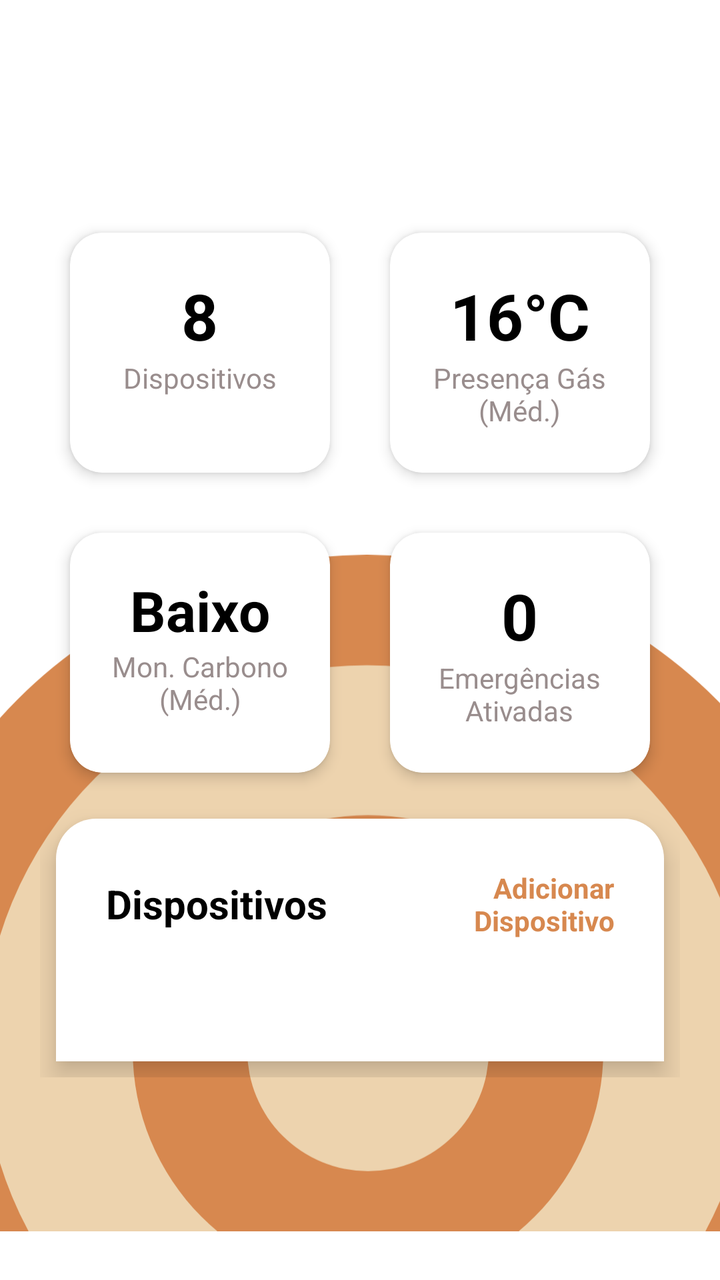
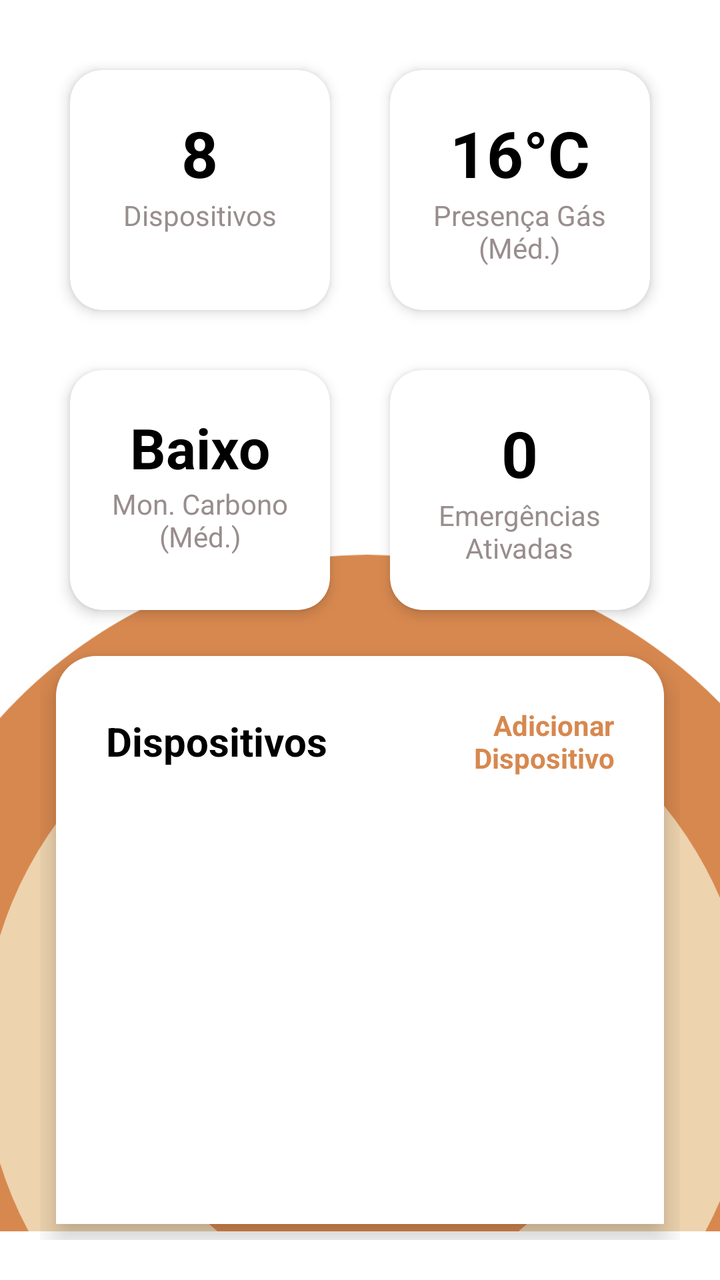

Two renders of the same Android screen: before a commit and after it. Below are the layout's source before the change and the commit's diff.
<!-- AndroidManifest.xml: application theme Theme.GasifyProject -->
<!-- res/layout/fragment_home.xml -->
<?xml version="1.0" encoding="utf-8"?>
<androidx.constraintlayout.widget.ConstraintLayout xmlns:android="http://schemas.android.com/apk/res/android"
    xmlns:app="http://schemas.android.com/apk/res-auto"
    xmlns:tools="http://schemas.android.com/tools"
    android:layout_width="match_parent"
    android:layout_height="match_parent"
    android:background="@color/background">

    <ImageView
        android:id="@+id/imageView2"
        android:layout_width="match_parent"
        android:layout_height="wrap_content"
        app:srcCompat="@drawable/circle_background"
        app:layout_constraintBottom_toBottomOf="parent"
        app:layout_constraintStart_toStartOf="parent"
        app:layout_constraintEnd_toEndOf="parent"/>

    <LinearLayout
        android:orientation="vertical"
        android:layout_width="match_parent"
        android:layout_height="wrap_content"
        app:layout_constraintBottom_toBottomOf="parent"
        app:layout_constraintEnd_toEndOf="parent"
        app:layout_constraintStart_toStartOf="parent"
        app:layout_constraintTop_toTopOf="parent">

        <LinearLayout
            android:layout_width="match_parent"
            android:layout_height="wrap_content"
            android:layout_margin="20dp"
            android:orientation="vertical">

            
            <LinearLayout
                android:layout_width="match_parent"
                android:layout_height="wrap_content"
                android:orientation="horizontal"
                android:weightSum="2">

                
                <com.google.android.material.card.MaterialCardView
                    android:layout_width="0dp"
                    android:layout_height="wrap_content"
                    android:layout_margin="15dp"
                    android:layout_marginEnd="8dp"
                    android:layout_weight="1"
                    android:minHeight="120dp"
                    app:cardBackgroundColor="@color/card"
                    app:cardCornerRadius="16dp"
                    app:cardElevation="4dp"
                    android:outlineSpotShadowColor="@color/shadow_color">

                    <LinearLayout
                        android:layout_width="match_parent"
                        android:layout_height="wrap_content"
                        android:gravity="center"
                        android:orientation="vertical"
                        android:padding="20dp">

                        <TextView
                            android:id="@+id/tvDeviceCount"
                            android:layout_width="wrap_content"
                            android:layout_height="wrap_content"
                            android:text="8"
                            android:textColor="@color/foreground"
                            android:textSize="32sp"
                            android:textStyle="bold" />

                        <TextView
                            android:layout_width="wrap_content"
                            android:layout_height="wrap_content"
                            android:text="Dispositivos"
                            android:textColor="@color/card_foreground"
                            android:textSize="14sp" />
                    </LinearLayout>
                </com.google.android.material.card.MaterialCardView>

                
                <com.google.android.material.card.MaterialCardView
                    android:layout_width="0dp"
                    android:layout_height="wrap_content"
                    android:layout_margin="15dp"
                    android:layout_marginStart="8dp"
                    android:layout_weight="1"
                    android:minHeight="120dp"
                    app:cardBackgroundColor="@color/card"
                    app:cardCornerRadius="16dp"
                    app:cardElevation="4dp"
                    android:outlineSpotShadowColor="@color/shadow_color">

                    <LinearLayout
                        android:layout_width="match_parent"
                        android:layout_height="wrap_content"
                        android:gravity="center"
                        android:orientation="vertical"
                        android:padding="20dp">

                        <TextView
                            android:id="@+id/tvTemperature"
                            android:layout_width="wrap_content"
                            android:layout_height="wrap_content"
                            android:text="16°C"
                            android:textColor="@color/foreground"
                            android:textSize="32sp"
                            android:textStyle="bold" />

                        <TextView
                            android:layout_width="wrap_content"
                            android:layout_height="wrap_content"
                            android:gravity="center"
                            android:text="Presença Gás\n(Méd.)"
                            android:textAlignment="center"
                            android:textColor="@color/card_foreground"
                            android:textSize="14sp" />
                    </LinearLayout>
                </com.google.android.material.card.MaterialCardView>
            </LinearLayout>

            
            <LinearLayout
                android:layout_width="match_parent"
                android:layout_height="wrap_content"
                android:orientation="horizontal"
                android:weightSum="2">

                
                <com.google.android.material.card.MaterialCardView
                    android:layout_width="0dp"
                    android:layout_height="wrap_content"
                    android:layout_margin="15dp"
                    android:layout_marginEnd="8dp"
                    android:layout_weight="1"
                    android:minHeight="120dp"
                    app:cardBackgroundColor="@color/card"
                    app:cardCornerRadius="16dp"
                    app:cardElevation="4dp"
                    android:outlineSpotShadowColor="@color/shadow_color">

                    <LinearLayout
                        android:layout_width="match_parent"
                        android:layout_height="wrap_content"
                        android:gravity="center"
                        android:orientation="vertical"
                        android:padding="20dp">

                        <TextView
                            android:id="@+id/tvCarbonLevel"
                            android:layout_width="wrap_content"
                            android:layout_height="wrap_content"
                            android:text="Baixo"
                            android:textColor="@color/foreground"
                            android:textSize="28sp"
                            android:textStyle="bold" />

                        <TextView
                            android:layout_width="wrap_content"
                            android:layout_height="wrap_content"
                            android:gravity="center"
                            android:text="Mon. Carbono\n(Méd.)"
                            android:textAlignment="center"
                            android:textColor="@color/card_foreground"
                            android:textSize="14sp" />
                    </LinearLayout>
                </com.google.android.material.card.MaterialCardView>

                
                <com.google.android.material.card.MaterialCardView
                    android:layout_width="0dp"
                    android:layout_height="wrap_content"
                    android:layout_margin="15dp"
                    android:layout_marginStart="8dp"
                    android:layout_weight="1"
                    android:minHeight="120dp"
                    app:cardBackgroundColor="@color/card"
                    app:cardCornerRadius="16dp"
                    app:cardElevation="4dp"
                    android:outlineSpotShadowColor="@color/shadow_color">

                    <LinearLayout
                        android:layout_width="match_parent"
                        android:layout_height="wrap_content"
                        android:gravity="center"
                        android:orientation="vertical"
                        android:padding="20dp">

                        <TextView
                            android:id="@+id/tvEmergencyCount"
                            android:layout_width="wrap_content"
                            android:layout_height="wrap_content"
                            android:text="0"
                            android:textColor="@color/foreground"
                            android:textSize="32sp"
                            android:textStyle="bold" />

                        <TextView
                            android:layout_width="wrap_content"
                            android:layout_height="wrap_content"
                            android:gravity="center"
                            android:text="Emergências\nAtivadas"
                            android:textAlignment="center"
                            android:textColor="@color/card_foreground"
                            android:textSize="14sp" />
                    </LinearLayout>
                </com.google.android.material.card.MaterialCardView>
            </LinearLayout>

            
            <LinearLayout
                android:outlineSpotShadowColor="@color/shadow_color"
                android:layout_width="match_parent"
                android:layout_height="wrap_content"
                android:layout_margin="8dp"
                android:background="@drawable/sketch_devices"
                android:elevation="8dp"
                android:orientation="vertical"
                android:padding="25dp">

                <LinearLayout
                    android:layout_width="match_parent"
                    android:layout_height="wrap_content"
                    android:layout_marginBottom="16dp"
                    android:gravity="center_vertical"
                    android:orientation="horizontal">

                    <TextView
                        android:layout_width="0dp"
                        android:layout_height="wrap_content"
                        android:layout_weight="1"
                        android:text="Dispositivos"
                        android:textColor="@color/foreground"
                        android:textSize="20sp"
                        android:textStyle="bold" />

                    <TextView
                        android:id="@+id/btnAddDevice"
                        android:layout_width="wrap_content"
                        android:layout_height="wrap_content"
                        android:gravity="end"
                        android:text="Adicionar\nDispositivo"
                        android:textAlignment="textEnd"
                        android:textColor="@color/primary"
                        android:textSize="14sp"
                        android:textStyle="bold" />
                </LinearLayout>

                
                <androidx.recyclerview.widget.RecyclerView
                    android:layout_marginBottom="20dp"
                    android:id="@+id/rvDevices"
                    android:layout_width="match_parent"
                    android:layout_height="wrap_content"
                    android:nestedScrollingEnabled="false"
                    tools:listitem="@layout/item_device" />
            </LinearLayout>

        </LinearLayout>
    </LinearLayout>
</androidx.constraintlayout.widget.ConstraintLayout>
<!-- res/layout/item_device.xml (included above) -->
<?xml version="1.0" encoding="utf-8"?>
<com.google.android.material.card.MaterialCardView xmlns:android="http://schemas.android.com/apk/res/android"
    xmlns:app="http://schemas.android.com/apk/res-auto"
    android:layout_width="match_parent"
    android:layout_height="wrap_content"
    android:layout_marginBottom="6dp"
    app:cardElevation="0dp"
    app:cardBackgroundColor="@color/card">

    <LinearLayout
        android:layout_width="match_parent"
        android:layout_height="wrap_content"
        android:orientation="horizontal"
        android:padding="16dp">

        
        <com.google.android.material.card.MaterialCardView
            android:layout_width="35dp"
            android:layout_height="35dp"
            app:cardCornerRadius="6dp"
            app:cardBackgroundColor="@color/primary">

            <ImageView
                android:layout_width="24dp"
                android:layout_height="24dp"
                android:layout_gravity="center"
                android:src="@drawable/ic_device"
                app:tint="@color/primary_foreground" />
        </com.google.android.material.card.MaterialCardView>

        
        <LinearLayout
            android:layout_width="0dp"
            android:layout_height="wrap_content"
            android:layout_weight="1"
            android:orientation="vertical"
            android:layout_marginStart="16dp">

            <TextView
                android:id="@+id/tvDeviceName"
                android:layout_width="wrap_content"
                android:layout_height="wrap_content"
                android:text="Device #01"
                android:textColor="@color/foreground"
                android:textSize="16sp"
                android:textStyle="bold" />

            <TextView
                android:id="@+id/tvDeviceId"
                android:layout_width="wrap_content"
                android:layout_height="wrap_content"
                android:text="Device #01"
                android:textColor="@color/card_foreground"
                android:textSize="14sp" />
        </LinearLayout>

    </LinearLayout>

</com.google.android.material.card.MaterialCardView>
<!-- resources referenced by this layout -->
<resources>
  <color name="background">#FFFFFFFF</color>
  <color name="card">#FFFFFFFF</color>
  <color name="card_foreground">#FF998D8D</color>
  <color name="foreground">#FF000000</color>
  <color name="primary">#FFD7884F</color>
  <color name="primary_foreground">#FFFFFFFF</color>
  <color name="shadow_color">#FF000000</color>
  <!-- drawable ic_device (drawable) -->
  <vector xmlns:android="http://schemas.android.com/apk/res/android" xmlns:aapt="http://schemas.android.com/aapt"
      android:viewportWidth="960"
      android:viewportHeight="960"
      android:width="24dp"
      android:height="24dp">
      <group
          android:translateX="-0"
          android:translateY="960">
          <path
              android:pathData="M160 -280h640v-240H160v240Zm520 -60q25 0 42.5 -17.5T740 -400q0 -25 -17.5 -42.5T680 -460q-25 0 -42.5 17.5T620 -400q0 25 17.5 42.5T680 -340Zm200 -260H767l-80 -80H273l-80 80H80l137 -137q11 -11 25.5 -17t30.5 -6h414q16 0 30.5 6t25.5 17l137 137ZM160 -200q-33 0 -56.5 -23.5T80 -280v-320h800v320q0 33 -23.5 56.5T800 -200H160Z"
              android:fillColor="@color/muted_foreground" />
      </group>
  </vector>
  <!-- drawable sketch_devices (drawable) -->
  <?xml version="1.0" encoding="utf-8"?>
  <shape xmlns:android="http://schemas.android.com/apk/res/android">
      <corners
          android:topLeftRadius="20dp"
          android:topRightRadius="20dp"/>
      <solid
          android:color="@color/card"/>
  </shape>
  <color name="muted">#FFEDD3AE</color>
  <color name="muted_foreground">#FF998D8D</color>
  <style name="Widget.GasifyProject.Button" parent="Widget.MaterialComponents.Button">
          <item name="android:background">@drawable/primary_button_background</item>
          <item name="android:textColor">@color/primary_foreground</item>
          <item name="android:textSize">18sp</item>
          <item name="android:textStyle">bold</item>
          <item name="android:textAllCaps">false</item>
          <item name="cornerRadius">28dp</item>
      </style>
  <style name="Widget.GasifyProject.TextInputLayout" parent="Widget.MaterialComponents.TextInputLayout.OutlinedBox">
          <item name="boxStrokeColor">@color/transparent</item>
          <item name="boxStrokeWidth">0dp</item>
          <item name="boxStrokeWidthFocused">0dp</item>
          <item name="boxBackgroundMode">none</item>
          <item name="boxBackgroundColor">@color/transparent</item>
          <item name="hintTextColor">@color/foreground</item> 
          <item name="android:paddingTop">0dp</item>
          <item name="android:paddingBottom">0dp</item>
          <item name="shapeAppearanceOverlay">@style/ShapeAppearance.GasifyProject.TextInput</item>
      </style>
  <!-- drawable primary_button_background (drawable) -->
  <?xml version="1.0" encoding="utf-8"?>
  <shape xmlns:android="http://schemas.android.com/apk/res/android">
      <solid android:color="@color/primary" />
      <corners android:radius="28dp" />
  </shape>
  <color name="transparent">#00000000</color>
  <style name="ShapeAppearance.GasifyProject.TextInput" parent="ShapeAppearance.MaterialComponents.SmallComponent">
          <item name="cornerFamily">rounded</item>
          <item name="cornerSize">16dp</item>
      </style>
  <!-- unchanged entries left out for length: 2 -->
</resources>

<!-- the commit's change to res/layout/fragment_home.xml (unified diff, before → after) -->
@@ -208,6 +208,7 @@
             <LinearLayout
                 android:outlineSpotShadowColor="@color/shadow_color"
                 android:layout_width="match_parent"
+                android:minHeight="600dp"
                 android:layout_height="wrap_content"
                 android:layout_margin="8dp"
                 android:background="@drawable/sketch_devices"
